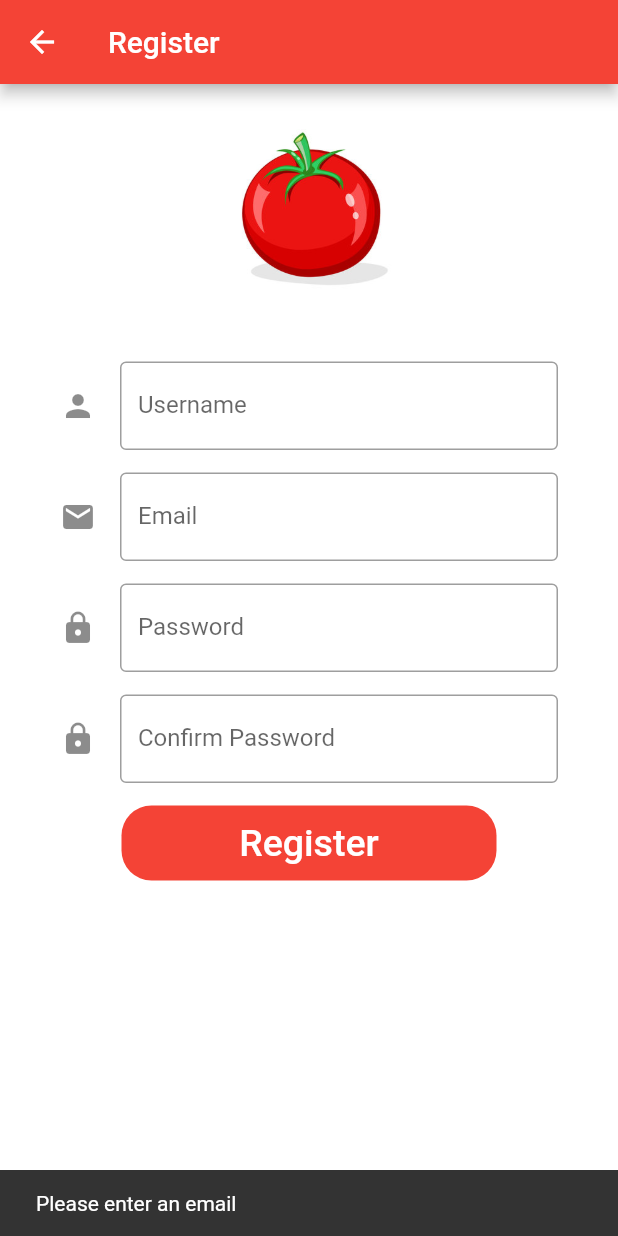
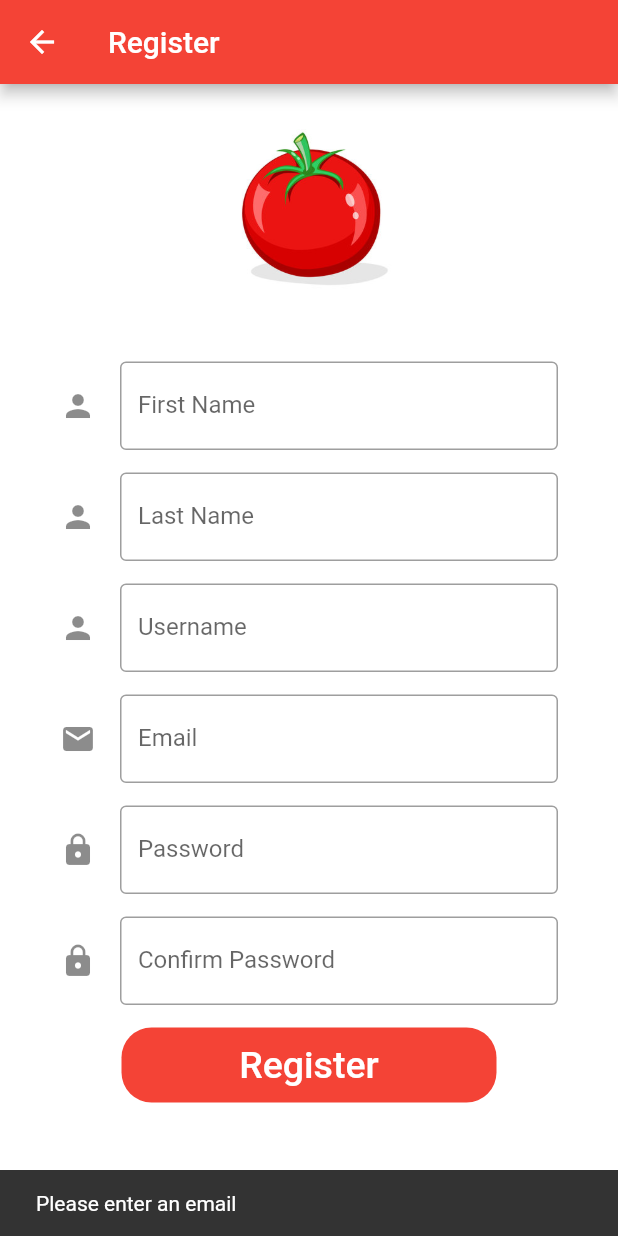
Before and after one commit to tylergroat/Recipeal, a Flutter app: the RegistrationPage screen opened by its route, after a tap on "Register", on a phone screen of 412 x 824 dp. Run offline on Flutter 3.47's test engine with Material 2 defaults, Android fonts, the light colour scheme and no system bars; our stand-ins replace cloud_firestore, firebase_auth, firebase_core, shared_preferences; accounts and stored records are empty.

Commit message:
added user details

```diff
--- a/food_for_thought/lib/authentification.dart
+++ b/food_for_thought/lib/authentification.dart
@@ -2,13 +2,15 @@ import 'package:firebase_core/firebase_core.dart';
 import 'package:firebase_auth/firebase_auth.dart';
 import 'package:flutter/material.dart';
 import 'package:shared_preferences/shared_preferences.dart';
+import 'package:cloud_firestore/cloud_firestore.dart';
 
 final FirebaseAuth _auth = FirebaseAuth.instance;
 
 String? uid;
 String? userEmail;
 
-Future<User?> registerWithEmailPassword(String email, String password) async {
+Future<User?> registerWithEmailPassword(String firstName, String lastName,
+    String userName, String email, String password) async {
   // Initialize Firebase
   await Firebase.initializeApp();
   User? user;
@@ -25,6 +27,8 @@ Future<User?> registerWithEmailPassword(String email, String password) async {
       uid = user.uid;
       userEmail = user.email;
 
+      addUserDetails(firstName, lastName, userName, email);
+
       print('Successfully Registered');
     }
   } on FirebaseAuthException catch (e) {
@@ -37,6 +41,16 @@ Future<User?> registerWithEmailPassword(String email, String password) async {
     print(e);
   }
   return user;
+}
+
+Future addUserDetails(
+    String firstName, String lastName, String userName, String email) async {
+  await FirebaseFirestore.instance.collection('users').add({
+    'first name': firstName,
+    'last name': lastName,
+    'user name': userName,
+    'email': email,
+  });
 }
 
 Future<User?> signInWithEmailPassword(String email, String password) async {
--- a/food_for_thought/lib/registration_page.dart
+++ b/food_for_thought/lib/registration_page.dart
@@ -9,6 +9,8 @@ class RegistrationPage extends StatefulWidget {
 }
 
 class _RegistrationPageState extends State<RegistrationPage> {
+  TextEditingController firstnameController = TextEditingController();
+  TextEditingController lastnameController = TextEditingController();
   TextEditingController usernameController = TextEditingController();
   TextEditingController emailController = TextEditingController();
   TextEditingController passwordController = TextEditingController();
@@ -67,6 +69,30 @@ class _RegistrationPageState extends State<RegistrationPage> {
                     child: Image.asset(
                         'assets/images/tomato.png' //to display the image
                         )),
+              ),
+            ),
+            Padding(
+              padding: EdgeInsets.only(left: 40, right: 40, top: 15, bottom: 0),
+              child: TextField(
+                controller: firstnameController,
+                //Text Field for username/email
+                decoration: InputDecoration(
+                  border: OutlineInputBorder(),
+                  icon: Icon(Icons.person),
+                  labelText: 'First Name',
+                ),
+              ),
+            ),
+            Padding(
+              padding: EdgeInsets.only(left: 40, right: 40, top: 15, bottom: 0),
+              child: TextField(
+                controller: lastnameController,
+                //Text Field for username/email
+                decoration: InputDecoration(
+                  border: OutlineInputBorder(),
+                  icon: Icon(Icons.person),
+                  labelText: 'Last Name',
+                ),
               ),
             ),
             Padding(
@@ -158,8 +184,11 @@ class _RegistrationPageState extends State<RegistrationPage> {
                       return;
                     } else {
                       User? user = await registerWithEmailPassword(
-                          emailController.text.toString(),
-                          passwordController.text.toString());
+                          firstnameController.text.trim(),
+                          lastnameController.text.trim(),
+                          usernameController.text.trim(),
+                          emailController.text.trim(),
+                          passwordController.text.trim());
 
                       if (user != null) {
                         print(user);
```
